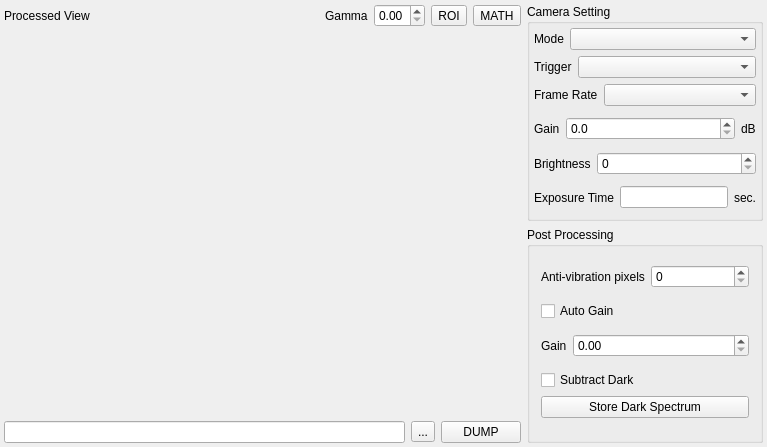
Old version of the form modules/optics/core/digitalcameraform.ui in the repository northriv/KAME.
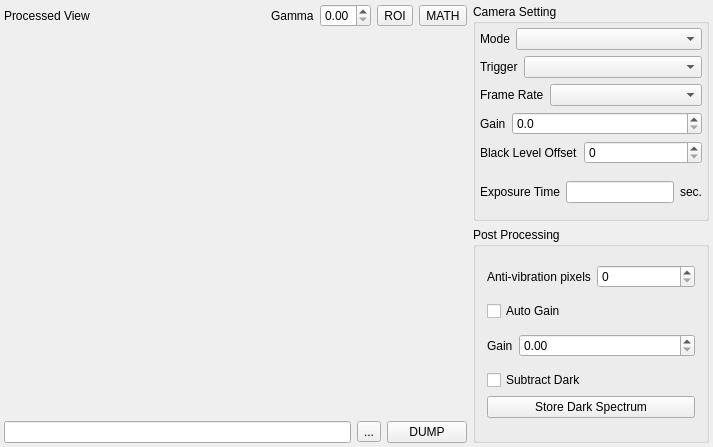
New version of the form. Custom widgets are drawn as their Qt base class.

```diff
--- a/modules/optics/core/digitalcameraform.ui
+++ b/modules/optics/core/digitalcameraform.ui
@@ -6,7 +6,7 @@
    <rect>
     <x>0</x>
     <y>0</y>
-    <width>767</width>
+    <width>713</width>
     <height>447</height>
    </rect>
   </property>
@@ -246,23 +246,7 @@
             <number>1</number>
            </property>
            <property name="maximum">
-            <double>20.000000000000000</double>
-           </property>
-          </widget>
-         </item>
-         <item>
-          <widget class="QLabel" name="textLabel1_2_5_3_3_16">
-           <property name="sizePolicy">
-            <sizepolicy hsizetype="Fixed" vsizetype="Preferred">
-             <horstretch>0</horstretch>
-             <verstretch>0</verstretch>
-            </sizepolicy>
-           </property>
-           <property name="text">
-            <string>dB</string>
-           </property>
-           <property name="wordWrap">
-            <bool>false</bool>
+            <double>100000.000000000000000</double>
            </property>
           </widget>
          </item>
@@ -279,7 +263,7 @@
             </sizepolicy>
            </property>
            <property name="text">
-            <string>Brightness</string>
+            <string>Black Level Offset</string>
            </property>
            <property name="wordWrap">
             <bool>false</bool>
```
